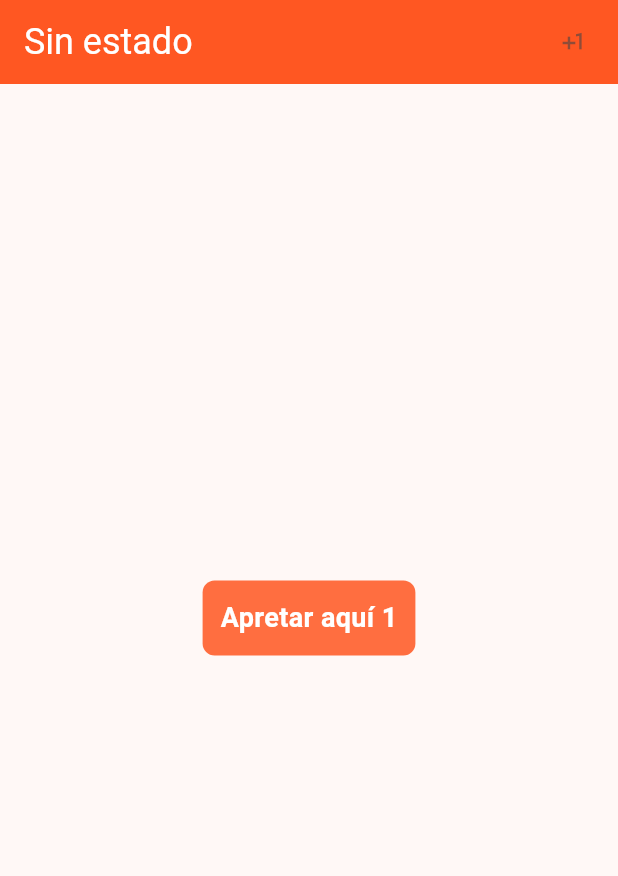
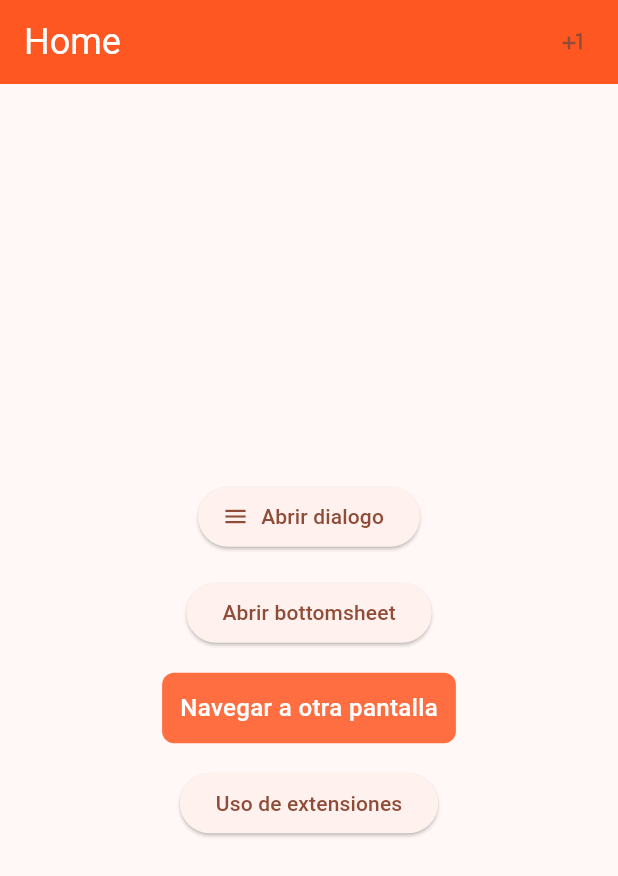
Before and after one commit to BGlobalSolutions-ARG/taller_fluter_bglobal, a Flutter app: the screen it shows after launch, on a phone screen of 412 x 824 dp. Shown: the top 876 px of the screen. Run offline on Flutter 3.47's test engine with Material 2 defaults, Android fonts, the phone set to English and light mode, and no system bars; our stand-ins replace logger.

Commit message:
chapte 3

```diff
--- a/lib/main.dart
+++ b/lib/main.dart
@@ -1,6 +1,10 @@
 // ignore_for_file: public_member_api_docs, sort_constructors_first
-import 'package:flutter/cupertino.dart';
+import 'package:bglobal/src/presentation/pages/home/home_page.dart';
+import 'package:bglobal/src/presentation/pages/second/second_page.dart';
 import 'package:flutter/material.dart';
+import 'package:logger/logger.dart';
+
+final log = Logger();
 
 void main() {
   runApp(const MyApp());
@@ -25,92 +29,11 @@ class MyApp extends StatelessWidget {
         ),
         useMaterial3: true,
       ),
-      home: const HomePage(),
+      initialRoute: '/',
+      routes: {
+        '/': (context) => const HomePage(),
+        '/second': (context) => const SecondPage(),
+      },
     );
   }
 }
-
-class HomeWidget extends StatelessWidget {
-  const HomeWidget({super.key});
-
-  @override
-  Widget build(BuildContext context) {
-    return Scaffold(
-      appBar: AppBar(
-        title: const Text('Sin estado'),
-      ),
-    );
-  }
-}
-
-class HomePage extends StatefulWidget {
-  const HomePage({super.key});
-
-  @override
-  State<HomePage> createState() => _HomePageState();
-}
-
-class _HomePageState extends State<HomePage> {
-  var counter = 1;
-  @override
-  Widget build(BuildContext context) {
-    return Scaffold(
-      appBar: AppBar(
-        title: const Text('Sin estado'),
-        actions: [
-          CupertinoButton(
-            onPressed: onAdd,
-            child: const Icon(Icons.plus_one),
-          )
-        ],
-      ),
-      body: Center(
-        child: MyButton(
-          label: 'Apretar aquí $counter',
-          onTap: onAdd,
-        ),
-      ),
-      bottomNavigationBar: Container(
-        height: 56,
-        color: Colors.white,
-      ),
-    );
-  }
-
-  void onAdd() {
-    print(counter);
-    setState(() => counter++);
-  }
-}
-
-class MyButton extends StatelessWidget {
-  final String label;
-  final VoidCallback onTap;
-  const MyButton({
-    Key? key,
-    required this.label,
-    required this.onTap,
-  }) : super(key: key);
-
-  @override
-  Widget build(BuildContext context) {
-    return GestureDetector(
-      onTap: onTap,
-      child: Container(
-        padding: const EdgeInsets.all(12.0),
-        decoration: const BoxDecoration(
-          color: Colors.deepOrangeAccent,
-          borderRadius: BorderRadius.all(Radius.circular(8.0)),
-        ),
-        child: Text(
-          label,
-          style: const TextStyle(
-            fontSize: 18,
-            color: Colors.white,
-            fontWeight: FontWeight.w600,
-          ),
-        ),
-      ),
-    );
-  }
-}
--- /dev/null
+++ b/lib/src/presentation/pages/home/home_page.dart
@@ -0,0 +1,172 @@
+import 'package:flutter/cupertino.dart';
+import 'package:flutter/material.dart';
+
+import '../../../../main.dart';
+
+class HomePage extends StatefulWidget {
+  const HomePage({super.key});
+
+  @override
+  State<HomePage> createState() => _HomePageState();
+}
+
+class _HomePageState extends State<HomePage> {
+  var counter = 1;
+  @override
+  Widget build(BuildContext context) {
+    return Scaffold(
+      appBar: AppBar(
+        title: const Text('Home'),
+        actions: [
+          CupertinoButton(
+            onPressed: onAdd,
+            child: const Icon(Icons.plus_one),
+          )
+        ],
+      ),
+      body: SafeArea(
+        child: SizedBox(
+          width: 1000,
+          child: Column(
+            mainAxisAlignment: MainAxisAlignment.center,
+            crossAxisAlignment: CrossAxisAlignment.center,
+            children: [
+              ElevatedButton.icon(
+                onPressed: onDialog,
+                icon: const Icon(Icons.menu),
+                label: const Text('Abrir dialogo'),
+              ),
+              const SizedBox(
+                height: 16.0,
+              ),
+              ElevatedButton(
+                onPressed: onBottomSheet,
+                child: const Text('Abrir bottomsheet'),
+              ),
+              const SizedBox(
+                height: 16.0,
+              ),
+              MyButton(
+                label: 'Navegar a otra pantalla',
+                onTap: onAdd,
+              ),
+              const SizedBox(
+                height: 16.0,
+              ),
+              ElevatedButton(
+                onPressed: showValue,
+                child: const Text('Uso de extensiones'),
+              ),
+            ],
+          ),
+        ),
+      ),
+    );
+  }
+
+  void onAdd() async {
+    final result = await Navigator.of(context).pushNamed(
+      '/second',
+      arguments: 'HOLA PERO DESDE UN PUSHNAMED',
+    );
+    log.d(result);
+  }
+
+  void onDialog() async {
+    final result = await showAdaptiveDialog(
+      context: context,
+      builder: (ctx) => CupertinoAlertDialog(
+        title: const Text('Hola soy un dialogo'),
+        content: const Center(child: CircularProgressIndicator.adaptive()),
+        actions: [
+          TextButton(
+            onPressed: () => Navigator.of(context).pop(false),
+            child: const Text('Cancelar'),
+          ),
+          TextButton(
+            onPressed: () => Navigator.of(context).pop(true),
+            child: const Text('Aceptar'),
+          ),
+        ],
+      ),
+    );
+    log.d(result);
+  }
+
+  void onBottomSheet() async {
+    final result = await showCupertinoModalPopup(
+      context: context,
+      builder: (ctx) => Container(
+        color: Colors.white,
+        height: MediaQuery.of(context).size.height / 2,
+        child: Center(
+          child: TextButton(
+            onPressed: () => Navigator.of(context).pop(true),
+            child: const Text('Aceptar'),
+          ),
+        ),
+      ),
+    );
+    log.d(result);
+  }
+
+  void showValue() {
+    context.showValue('este es un valor para mostrarse'.allUppercase());
+  }
+}
+
+extension MyStringExtension on String {
+  String allUppercase() => toUpperCase();
+}
+
+extension MyExtension on BuildContext {
+  void showValue(String value) => showAdaptiveDialog(
+        context: this,
+        builder: (ctx) => CupertinoAlertDialog(
+          title: const Text('Hola soy un dialogo'),
+          content: Center(child: Text(value)),
+          actions: [
+            TextButton(
+              onPressed: () => Navigator.of(ctx).pop(false),
+              child: const Text('Cancelar'),
+            ),
+            TextButton(
+              onPressed: () => Navigator.of(ctx).pop(true),
+              child: const Text('Aceptar'),
+            ),
+          ],
+        ),
+      );
+}
+
+class MyButton extends StatelessWidget {
+  final String label;
+  final VoidCallback onTap;
+  const MyButton({
+    Key? key,
+    required this.label,
+    required this.onTap,
+  }) : super(key: key);
+
+  @override
+  Widget build(BuildContext context) {
+    return GestureDetector(
+      onTap: onTap,
+      child: Container(
+        padding: const EdgeInsets.all(12.0),
+        decoration: const BoxDecoration(
+          color: Colors.deepOrangeAccent,
+          borderRadius: BorderRadius.all(Radius.circular(8.0)),
+        ),
+        child: Text(
+          label,
+          style: const TextStyle(
+            fontSize: 16,
+            color: Colors.white,
+            fontWeight: FontWeight.w500,
+          ),
+        ),
+      ),
+    );
+  }
+}
--- a/pubspec.yaml
+++ b/pubspec.yaml
@@ -14,6 +14,7 @@ dependencies:
 
   cupertino_icons: ^1.0.2
   tie_picker: ^0.0.2
+  logger: ^2.0.2+1
 
 
 
```
Also changed, not shown: lib/src/presentation/pages/second/second_page.dart (added, +48 -0 lines), pubspec.lock.
